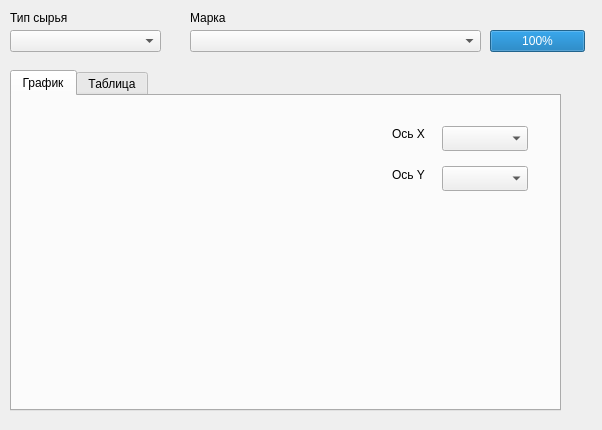
Above: src/widgets/viewdata.ui from glebmillenium/forecasting-financial-time-series before the change. Below: the same form after it.
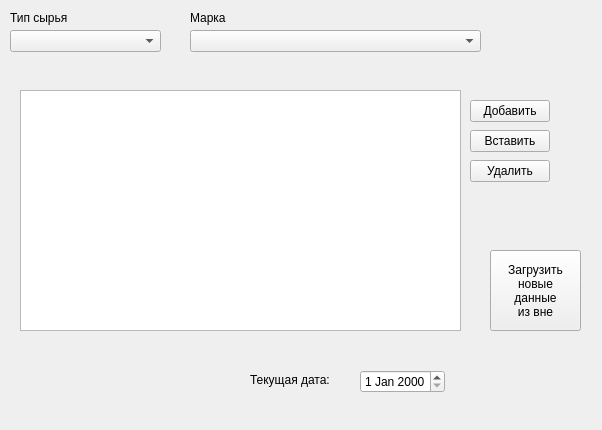
That is the form after the change. The open tabs and pages were chosen to show the change.

The edit to the form file:
```diff
--- a/src/widgets/viewdata.ui
+++ b/src/widgets/viewdata.ui
@@ -13,130 +13,80 @@
   <property name="windowTitle">
    <string>Form</string>
   </property>
-  <widget class="QTabWidget" name="tabWidget">
+  <widget class="QLabel" name="label_2">
    <property name="geometry">
     <rect>
-     <x>10</x>
-     <y>70</y>
-     <width>551</width>
-     <height>341</height>
+     <x>190</x>
+     <y>10</y>
+     <width>51</width>
+     <height>16</height>
     </rect>
    </property>
-   <property name="currentIndex">
-    <number>1</number>
+   <property name="text">
+    <string>Марка</string>
    </property>
-   <widget class="QWidget" name="tab">
-    <property name="enabled">
-     <bool>true</bool>
-    </property>
-    <property name="contextMenuPolicy">
-     <enum>Qt::DefaultContextMenu</enum>
-    </property>
-    <property name="accessibleName">
-     <string comment="График"/>
-    </property>
-    <attribute name="title">
-     <string>График</string>
-    </attribute>
-    <widget class="QWidget" name="widget" native="true">
+  </widget>
+  <widget class="QComboBox" name="Mark">
      <property name="geometry">
       <rect>
-       <x>10</x>
-       <y>10</y>
-       <width>521</width>
-       <height>291</height>
-      </rect>
-     </property>
-     <widget class="QComboBox" name="Asix_X">
-      <property name="geometry">
-       <rect>
-        <x>420</x>
-        <y>20</y>
-        <width>86</width>
-        <height>25</height>
-       </rect>
-      </property>
-     </widget>
-     <widget class="QComboBox" name="Asix_Y">
+     <x>190</x>
+     <y>30</y>
+     <width>291</width>
+     <height>22</height>
+    </rect>
+   </property>
+  </widget>
+  <widget class="QComboBox" name="TypeMaterial">
       <property name="geometry">
        <rect>
-        <x>420</x>
-        <y>60</y>
-        <width>86</width>
-        <height>25</height>
+     <x>10</x>
+     <y>30</y>
+     <width>151</width>
+     <height>22</height>
        </rect>
       </property>
      </widget>
-     <widget class="QLabel" name="label_3">
+  <widget class="QLabel" name="label">
       <property name="geometry">
        <rect>
-        <x>370</x>
-        <y>20</y>
-        <width>41</width>
+     <x>10</x>
+     <y>10</y>
+     <width>81</width>
         <height>16</height>
        </rect>
       </property>
       <property name="text">
-       <string>Ось X</string>
-      </property>
-     </widget>
-     <widget class="QLabel" name="label_5">
+    <string>Тип сырья</string>
+   </property>
+  </widget>
+  <widget class="QPushButton" name="ButtonAddRow">
       <property name="geometry">
        <rect>
-        <x>370</x>
-        <y>60</y>
-        <width>41</width>
-        <height>17</height>
+     <x>470</x>
+     <y>100</y>
+     <width>80</width>
+     <height>22</height>
        </rect>
       </property>
       <property name="text">
-       <string>Ось Y</string>
-      </property>
-     </widget>
-    </widget>
-   </widget>
-   <widget class="QWidget" name="tab_2">
-    <attribute name="title">
-     <string>Таблица</string>
-    </attribute>
-    <widget class="QTableView" name="tableView">
-     <property name="geometry">
-      <rect>
-       <x>10</x>
-       <y>10</y>
-       <width>441</width>
-       <height>261</height>
-      </rect>
+    <string>Добавить</string>
      </property>
     </widget>
     <widget class="QDateEdit" name="dateEdit">
      <property name="geometry">
       <rect>
-       <x>350</x>
-       <y>280</y>
+     <x>360</x>
+     <y>370</y>
        <width>85</width>
        <height>23</height>
       </rect>
      </property>
     </widget>
-    <widget class="QPushButton" name="ButtonAddRow">
-     <property name="geometry">
-      <rect>
-       <x>460</x>
-       <y>20</y>
-       <width>80</width>
-       <height>22</height>
-      </rect>
-     </property>
-     <property name="text">
-      <string>Добавить</string>
-     </property>
-    </widget>
     <widget class="QPushButton" name="ButtonDeleteRow">
      <property name="geometry">
       <rect>
-       <x>460</x>
-       <y>80</y>
+     <x>470</x>
+     <y>160</y>
        <width>80</width>
        <height>22</height>
       </rect>
@@ -145,25 +95,22 @@
       <string>Удалить</string>
      </property>
     </widget>
-    <widget class="QPushButton" name="ButtonPasteRow">
+  <widget class="QTableView" name="tableView">
      <property name="geometry">
       <rect>
-       <x>460</x>
-       <y>50</y>
-       <width>80</width>
-       <height>22</height>
-      </rect>
-     </property>
-     <property name="text">
-      <string>Вставить</string>
-     </property>
+     <x>20</x>
+     <y>90</y>
+     <width>441</width>
+     <height>241</height>
+    </rect>
+   </property>
     </widget>
     <widget class="QPushButton" name="ButtonUploadData">
      <property name="geometry">
       <rect>
-       <x>460</x>
-       <y>110</y>
-       <width>81</width>
+     <x>490</x>
+     <y>250</y>
+     <width>91</width>
        <height>81</height>
       </rect>
      </property>
@@ -182,71 +129,30 @@
 из вне</string>
      </property>
     </widget>
-   </widget>
-  </widget>
-  <widget class="QProgressBar" name="progressBar">
-   <property name="enabled">
-    <bool>true</bool>
-   </property>
+  <widget class="QPushButton" name="ButtonPasteRow">
    <property name="geometry">
     <rect>
-     <x>490</x>
-     <y>30</y>
-     <width>95</width>
+     <x>470</x>
+     <y>130</y>
+     <width>80</width>
      <height>22</height>
     </rect>
    </property>
-   <property name="value">
-    <number>100</number>
-   </property>
-   <property name="textVisible">
-    <bool>true</bool>
-   </property>
-  </widget>
-  <widget class="QLabel" name="label_2">
-   <property name="geometry">
-    <rect>
-     <x>190</x>
-     <y>10</y>
-     <width>51</width>
-     <height>16</height>
-    </rect>
-   </property>
    <property name="text">
-    <string>Марка</string>
+    <string>Вставить</string>
    </property>
   </widget>
-  <widget class="QComboBox" name="Mark">
+  <widget class="QLabel" name="label_3">
    <property name="geometry">
     <rect>
-     <x>190</x>
-     <y>30</y>
-     <width>291</width>
-     <height>22</height>
+     <x>250</x>
+     <y>370</y>
+     <width>101</width>
+     <height>20</height>
     </rect>
    </property>
-  </widget>
-  <widget class="QComboBox" name="TypeMaterial">
-   <property name="geometry">
-    <rect>
-     <x>10</x>
-     <y>30</y>
-     <width>151</width>
-     <height>22</height>
-    </rect>
-   </property>
-  </widget>
-  <widget class="QLabel" name="label">
-   <property name="geometry">
-    <rect>
-     <x>10</x>
-     <y>10</y>
-     <width>81</width>
-     <height>16</height>
-    </rect>
-   </property>
    <property name="text">
-    <string>Тип сырья</string>
+    <string>Текущая дата:</string>
    </property>
   </widget>
  </widget>
```
Lines whose indentation alone changed are shown as unchanged.
